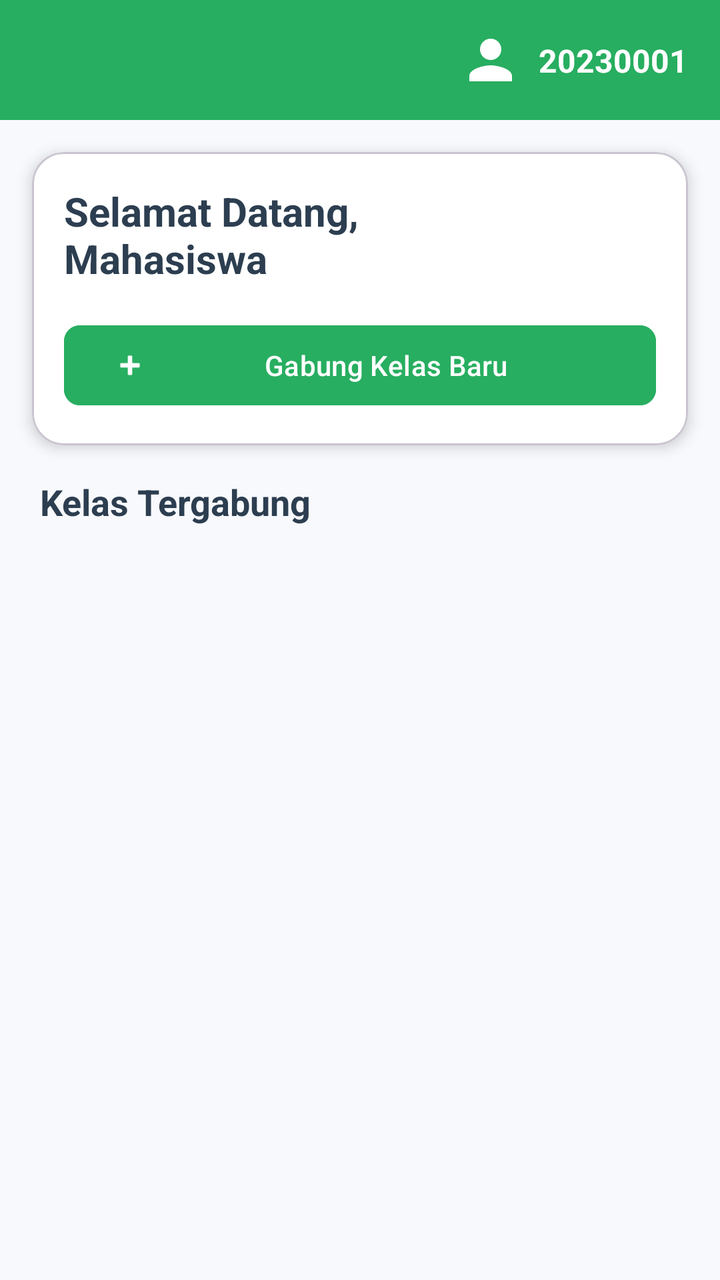
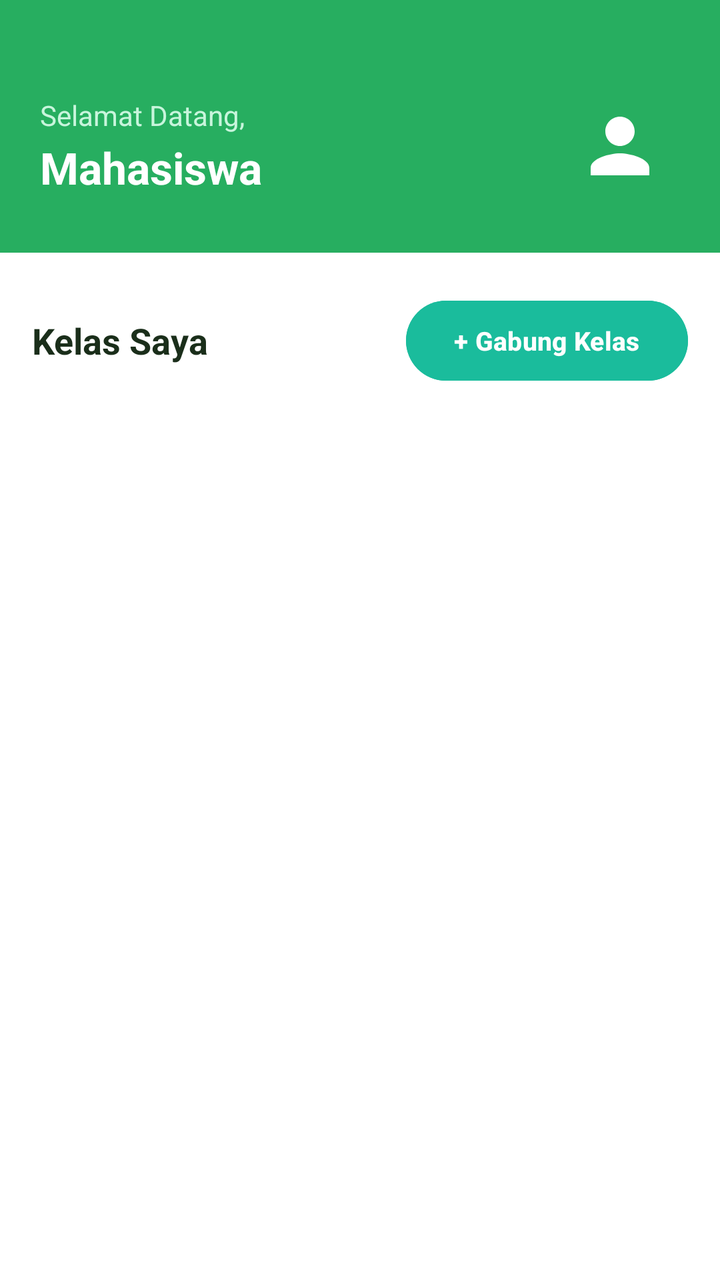

Screens rendered from an Android XML layout before and after an edit, with the pre-edit source and the edit as a unified diff.
<!-- AndroidManifest.xml: application theme Theme.IFUnjaniExam -->
<!-- res/layout/activity_dashboard_mahasiswa.xml -->
<?xml version="1.0" encoding="utf-8"?>
<androidx.constraintlayout.widget.ConstraintLayout xmlns:android="http://schemas.android.com/apk/res/android"
    xmlns:app="http://schemas.android.com/apk/res-auto"
    xmlns:tools="http://schemas.android.com/tools"
    android:layout_width="match_parent"
    android:layout_height="match_parent"
    android:background="#f8f9fc"
    tools:context=".MahasiswaDashboardActivity">

    
    <androidx.constraintlayout.widget.ConstraintLayout
        android:id="@+id/topBar"
        android:layout_width="match_parent"
        android:layout_height="60dp"
        android:background="#27ae60"
        app:layout_constraintTop_toTopOf="parent">

        <TextView
            android:id="@+id/tvNimHeader"
            android:layout_width="wrap_content"
            android:layout_height="wrap_content"
            android:layout_marginEnd="16dp"
            android:text="20230001"
            android:textColor="@android:color/white"
            android:textSize="16sp"
            android:textStyle="bold"
            app:layout_constraintBottom_toBottomOf="parent"
            app:layout_constraintEnd_toEndOf="parent"
            app:layout_constraintTop_toTopOf="parent" />

        <ImageView
            android:id="@+id/ivPerson"
            android:layout_width="32dp"
            android:layout_height="32dp"
            android:layout_marginEnd="8dp"
            android:background="@drawable/ic_person"
            app:layout_constraintBottom_toBottomOf="parent"
            app:layout_constraintEnd_toStartOf="@+id/tvNimHeader"
            app:layout_constraintTop_toTopOf="parent"
            android:contentDescription="Profile" />
    </androidx.constraintlayout.widget.ConstraintLayout>

    
    <com.google.android.material.card.MaterialCardView
        android:id="@+id/cardWelcome"
        android:layout_width="match_parent"
        android:layout_height="wrap_content"
        android:layout_margin="16dp"
        app:cardCornerRadius="16dp"
        app:cardElevation="4dp"
        app:cardBackgroundColor="@android:color/white"
        app:layout_constraintTop_toBottomOf="@+id/topBar">

        <LinearLayout
            android:layout_width="match_parent"
            android:layout_height="wrap_content"
            android:orientation="vertical"
            android:padding="16dp">

            <TextView
                android:id="@+id/tvWelcome"
                android:layout_width="wrap_content"
                android:layout_height="wrap_content"
                android:text="Selamat Datang,\nMahasiswa"
                android:textColor="#2c3e50"
                android:textSize="20sp"
                android:textStyle="bold" />

            <com.google.android.material.button.MaterialButton
                android:id="@+id/btnGabungKelas"
                android:layout_width="match_parent"
                android:layout_height="wrap_content"
                android:layout_marginTop="16dp"
                android:text="Gabung Kelas Baru"
                android:textColor="@android:color/white"
                android:backgroundTint="#27ae60"
                app:icon="@android:drawable/ic_input_add"
                app:iconTint="@android:color/white"
                app:cornerRadius="8dp" />
        </LinearLayout>
    </com.google.android.material.card.MaterialCardView>

    
    <TextView
        android:id="@+id/tvSectionHeader"
        android:layout_width="wrap_content"
        android:layout_height="wrap_content"
        android:layout_marginStart="20dp"
        android:layout_marginTop="16dp"
        android:text="Kelas Tergabung"
        android:textColor="#2c3e50"
        android:textSize="18sp"
        android:textStyle="bold"
        app:layout_constraintStart_toStartOf="parent"
        app:layout_constraintTop_toBottomOf="@+id/cardWelcome" />

    
    <androidx.recyclerview.widget.RecyclerView
        android:id="@+id/rvKelas"
        android:layout_width="match_parent"
        android:layout_height="0dp"
        android:layout_marginHorizontal="12dp"
        android:layout_marginTop="8dp"
        android:clipToPadding="false"
        android:paddingBottom="16dp"
        app:layout_constraintBottom_toBottomOf="parent"
        app:layout_constraintTop_toBottomOf="@+id/tvSectionHeader" />

    
    <TextView
        android:id="@+id/tvEmptyClasses"
        android:layout_width="0dp"
        android:layout_height="wrap_content"
        android:layout_margin="32dp"
        android:gravity="center"
        android:text="Anda belum bergabung di kelas mana pun.\nSilakan klik tombol Gabung Kelas Baru di atas."
        android:textColor="#7f8c8d"
        android:textSize="15sp"
        android:visibility="gone"
        app:layout_constraintBottom_toBottomOf="parent"
        app:layout_constraintEnd_toEndOf="parent"
        app:layout_constraintStart_toStartOf="parent"
        app:layout_constraintTop_toBottomOf="@+id/tvSectionHeader" />

    
    <ProgressBar
        android:id="@+id/progressBar"
        android:layout_width="wrap_content"
        android:layout_height="wrap_content"
        android:visibility="gone"
        app:layout_constraintBottom_toBottomOf="parent"
        app:layout_constraintEnd_toEndOf="parent"
        app:layout_constraintStart_toStartOf="parent"
        app:layout_constraintTop_toBottomOf="@+id/tvSectionHeader" />

</androidx.constraintlayout.widget.ConstraintLayout>
<!-- resources referenced by this layout -->
<resources>
  <!-- drawable ic_person (drawable) -->
  <vector xmlns:android="http://schemas.android.com/apk/res/android"
      android:width="24dp"
      android:height="24dp"
      android:viewportWidth="24"
      android:viewportHeight="24"
      android:tint="#FFFFFF">
    <path
        android:fillColor="#FF000000"
        android:pathData="M12,12c2.21,0 4,-1.79 4,-4s-1.79,-4 -4,-4 -4,1.79 -4,4 1.79,4 4,4zm0,2c-2.67,0 -8,1.34 -8,4v2h16v-2c0,-2.66 -5.33,-4 -8,-4z"/>
  </vector>
  <style name="Theme.IFUnjaniExam" parent="Base.Theme.IFUnjaniExam" />
  <style name="Base.Theme.IFUnjaniExam" parent="Theme.Material3.DayNight.NoActionBar">
          
          
      </style>
</resources>

<!-- the commit's change to res/layout/activity_dashboard_mahasiswa.xml (unified diff, before → after) -->
@@ -1,136 +1,151 @@
 <?xml version="1.0" encoding="utf-8"?>
-<androidx.constraintlayout.widget.ConstraintLayout xmlns:android="http://schemas.android.com/apk/res/android"
+<androidx.coordinatorlayout.widget.CoordinatorLayout xmlns:android="http://schemas.android.com/apk/res/android"
     xmlns:app="http://schemas.android.com/apk/res-auto"
     xmlns:tools="http://schemas.android.com/tools"
     android:layout_width="match_parent"
     android:layout_height="match_parent"
-    android:background="#f8f9fc"
+    android:background="#ffffff"
     tools:context=".MahasiswaDashboardActivity">
 
     
-    <androidx.constraintlayout.widget.ConstraintLayout
-        android:id="@+id/topBar"
+    <androidx.core.widget.NestedScrollView
         android:layout_width="match_parent"
-        android:layout_height="60dp"
-        android:background="#27ae60"
-        app:layout_constraintTop_toTopOf="parent">
-
-        <TextView
-            android:id="@+id/tvNimHeader"
-            android:layout_width="wrap_content"
-            android:layout_height="wrap_content"
-            android:layout_marginEnd="16dp"
-            android:text="20230001"
-            android:textColor="@android:color/white"
-            android:textSize="16sp"
-            android:textStyle="bold"
-            app:layout_constraintBottom_toBottomOf="parent"
-            app:layout_constraintEnd_toEndOf="parent"
-            app:layout_constraintTop_toTopOf="parent" />
-
-        <ImageView
-            android:id="@+id/ivPerson"
-            android:layout_width="32dp"
-            android:layout_height="32dp"
-            android:layout_marginEnd="8dp"
-            android:background="@drawable/ic_person"
-            app:layout_constraintBottom_toBottomOf="parent"
-            app:layout_constraintEnd_toStartOf="@+id/tvNimHeader"
-            app:layout_constraintTop_toTopOf="parent"
-            android:contentDescription="Profile" />
-    </androidx.constraintlayout.widget.ConstraintLayout>
-
-    
-    <com.google.android.material.card.MaterialCardView
-        android:id="@+id/cardWelcome"
-        android:layout_width="match_parent"
-        android:layout_height="wrap_content"
-        android:layout_margin="16dp"
-        app:cardCornerRadius="16dp"
-        app:cardElevation="4dp"
-        app:cardBackgroundColor="@android:color/white"
-        app:layout_constraintTop_toBottomOf="@+id/topBar">
+        android:layout_height="match_parent">
 
         <LinearLayout
             android:layout_width="match_parent"
             android:layout_height="wrap_content"
-            android:orientation="vertical"
-            android:padding="16dp">
+            android:orientation="vertical">
 
-            <TextView
-                android:id="@+id/tvWelcome"
-                android:layout_width="wrap_content"
-                android:layout_height="wrap_content"
-                android:text="Selamat Datang,\nMahasiswa"
-                android:textColor="#2c3e50"
-                android:textSize="20sp"
-                android:textStyle="bold" />
-
-            <com.google.android.material.button.MaterialButton
-                android:id="@+id/btnGabungKelas"
+            
+            <LinearLayout
+                android:id="@+id/heroHeader"
                 android:layout_width="match_parent"
                 android:layout_height="wrap_content"
-                android:layout_marginTop="16dp"
-                android:text="Gabung Kelas Baru"
-                android:textColor="@android:color/white"
-                android:backgroundTint="#27ae60"
-                app:icon="@android:drawable/ic_input_add"
-                app:iconTint="@android:color/white"
-                app:cornerRadius="8dp" />
+                android:background="#27ae60"
+                android:orientation="vertical"
+                android:paddingStart="20dp"
+                android:paddingEnd="20dp"
+                android:paddingTop="48dp"
+                android:paddingBottom="28dp">
+
+                
+                <LinearLayout
+                    android:layout_width="match_parent"
+                    android:layout_height="wrap_content"
+                    android:gravity="center_vertical"
+                    android:orientation="horizontal">
+
+                    <LinearLayout
+                        android:layout_width="0dp"
+                        android:layout_height="wrap_content"
+                        android:layout_weight="1"
+                        android:orientation="vertical">
+
+                        <TextView
+                            android:layout_width="wrap_content"
+                            android:layout_height="wrap_content"
+                            android:text="Selamat Datang,"
+                            android:textColor="#c8f5dc"
+                            android:textSize="14sp" />
+
+                        <TextView
+                            android:id="@+id/tvWelcome"
+                            android:layout_width="wrap_content"
+                            android:layout_height="wrap_content"
+                            android:layout_marginTop="2dp"
+                            android:text="Mahasiswa"
+                            android:textColor="#ffffff"
+                            android:textSize="22sp"
+                            android:textStyle="bold" />
+                    </LinearLayout>
+
+                    
+                    <ImageView
+                        android:id="@+id/ivPerson"
+                        android:layout_width="44dp"
+                        android:layout_height="44dp"
+                        android:background="@drawable/ic_person"
+                        android:contentDescription="Profile" />
+
+                    <TextView
+                        android:id="@+id/tvNimHeader"
+                        android:layout_width="wrap_content"
+                        android:layout_height="wrap_content"
+                        android:layout_marginStart="8dp"
+                        android:textColor="#c8f5dc"
+                        android:textSize="13sp" />
+                </LinearLayout>
+            </LinearLayout>
+
+            
+            <LinearLayout
+                android:layout_width="match_parent"
+                android:layout_height="wrap_content"
+                android:orientation="vertical"
+                android:paddingHorizontal="16dp"
+                android:paddingTop="20dp"
+                android:paddingBottom="80dp">
+
+                
+                <LinearLayout
+                    android:layout_width="match_parent"
+                    android:layout_height="wrap_content"
+                    android:gravity="center_vertical"
+                    android:orientation="horizontal"
+                    android:layout_marginBottom="12dp">
+
+                    <TextView
+                        android:layout_width="0dp"
+                        android:layout_height="wrap_content"
+                        android:layout_weight="1"
+                        android:text="Kelas Saya"
+                        android:textColor="#1a2e1a"
+                        android:textSize="18sp"
+                        android:textStyle="bold" />
+
+                    <com.google.android.material.button.MaterialButton
+                        android:id="@+id/btnGabungKelas"
+                        android:layout_width="wrap_content"
+                        android:layout_height="wrap_content"
+                        android:backgroundTint="#1abc9c"
+                        android:text="+ Gabung Kelas"
+                        android:textColor="#ffffff"
+                        android:textSize="13sp"
+                        android:textStyle="bold"
+                        app:cornerRadius="20dp" />
+                </LinearLayout>
+
+                
+                <androidx.recyclerview.widget.RecyclerView
+                    android:id="@+id/rvKelas"
+                    android:layout_width="match_parent"
+                    android:layout_height="wrap_content"
+                    android:nestedScrollingEnabled="false" />
+
+                
+                <TextView
+                    android:id="@+id/tvEmptyClasses"
+                    android:layout_width="match_parent"
+                    android:layout_height="wrap_content"
+                    android:gravity="center"
+                    android:paddingVertical="48dp"
+                    android:text="Belum ada kelas yang diikuti.\nTekan tombol + Gabung Kelas."
+                    android:textColor="#718096"
+                    android:textSize="15sp"
+                    android:textAlignment="center"
+                    android:visibility="gone" />
+
+                
+                <ProgressBar
+                    android:id="@+id/progressBar"
+                    android:layout_width="wrap_content"
+                    android:layout_height="wrap_content"
+                    android:layout_gravity="center"
+                    android:visibility="gone" />
+
+            </LinearLayout>
         </LinearLayout>
-    </com.google.android.material.card.MaterialCardView>
+    </androidx.core.widget.NestedScrollView>
 
-    
-    <TextView
-        android:id="@+id/tvSectionHeader"
-        android:layout_width="wrap_content"
-        android:layout_height="wrap_content"
-        android:layout_marginStart="20dp"
-        android:layout_marginTop="16dp"
-        android:text="Kelas Tergabung"
-        android:textColor="#2c3e50"
-        android:textSize="18sp"
-        android:textStyle="bold"
-        app:layout_constraintStart_toStartOf="parent"
-        app:layout_constraintTop_toBottomOf="@+id/cardWelcome" />
-
-    
-    <androidx.recyclerview.widget.RecyclerView
-        android:id="@+id/rvKelas"
-        android:layout_width="match_parent"
-        android:layout_height="0dp"
-        android:layout_marginHorizontal="12dp"
-        android:layout_marginTop="8dp"
-        android:clipToPadding="false"
-        android:paddingBottom="16dp"
-        app:layout_constraintBottom_toBottomOf="parent"
-        app:layout_constraintTop_toBottomOf="@+id/tvSectionHeader" />
-
-    
-    <TextView
-        android:id="@+id/tvEmptyClasses"
-        android:layout_width="0dp"
-        android:layout_height="wrap_content"
-        android:layout_margin="32dp"
-        android:gravity="center"
-        android:text="Anda belum bergabung di kelas mana pun.\nSilakan klik tombol Gabung Kelas Baru di atas."
-        android:textColor="#7f8c8d"
-        android:textSize="15sp"
-        android:visibility="gone"
-        app:layout_constraintBottom_toBottomOf="parent"
-        app:layout_constraintEnd_toEndOf="parent"
-        app:layout_constraintStart_toStartOf="parent"
-        app:layout_constraintTop_toBottomOf="@+id/tvSectionHeader" />
-
-    
-    <ProgressBar
-        android:id="@+id/progressBar"
-        android:layout_width="wrap_content"
-        android:layout_height="wrap_content"
-        android:visibility="gone"
-        app:layout_constraintBottom_toBottomOf="parent"
-        app:layout_constraintEnd_toEndOf="parent"
-        app:layout_constraintStart_toStartOf="parent"
-        app:layout_constraintTop_toBottomOf="@+id/tvSectionHeader" />
-
-</androidx.constraintlayout.widget.ConstraintLayout>
+</androidx.coordinatorlayout.widget.CoordinatorLayout>
